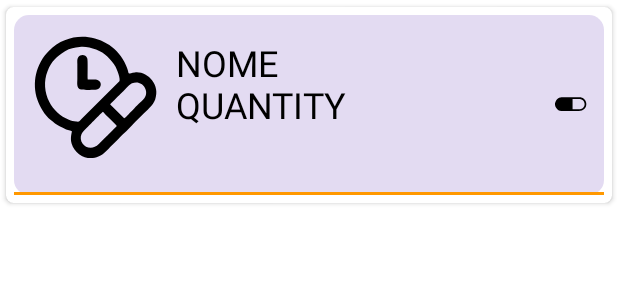
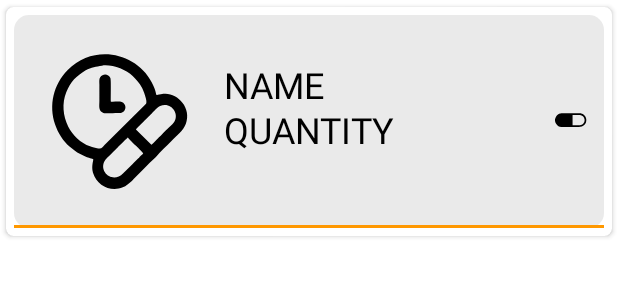
Before and after one commit to P00L/DIMA_2016, an Android app: the layout item_schedule.xml on its own in the app's theme, with its tools: preview values and no code run, on a phone screen of 412 x 824 dp. Shown: the top 300 px of the screen. Run offline under Robolectric (Android 15) with nearby library versions, the phone set to English and light mode, and no system bars.

Commit message:
sistemati item_doc/drug/schedule e colori di background

```diff
--- a/MySampleApp/app/src/main/res/drawable-hdpi/doc_item_shape.xml
+++ b/MySampleApp/app/src/main/res/drawable-hdpi/doc_item_shape.xml
@@ -1,5 +1,5 @@
 <?xml version="1.0" encoding="utf-8"?>
 <shape xmlns:android="http://schemas.android.com/apk/res/android" android:shape="rectangle">
-    <solid android:color="@color/doc_item_col" ></solid>
+    <solid android:color="@color/instructions_list_border_color" ></solid>
     <corners android:radius="15px"></corners>
 </shape>
--- a/MySampleApp/app/src/main/res/drawable-hdpi/drug_item_shape.xml
+++ b/MySampleApp/app/src/main/res/drawable-hdpi/drug_item_shape.xml
@@ -1,5 +1,5 @@
 <?xml version="1.0" encoding="utf-8"?>
 <shape xmlns:android="http://schemas.android.com/apk/res/android" android:shape="rectangle">
-    <solid android:color="@color/drug_item_col" ></solid>
+    <solid android:color="@color/instructions_list_border_color" ></solid>
     <corners android:radius="15px"></corners>
 </shape>
--- a/MySampleApp/app/src/main/res/drawable-hdpi/schedule_item_shape.xml
+++ b/MySampleApp/app/src/main/res/drawable-hdpi/schedule_item_shape.xml
@@ -1,5 +1,5 @@
 <?xml version="1.0" encoding="utf-8"?>
 <shape xmlns:android="http://schemas.android.com/apk/res/android" android:shape="rectangle">
-    <solid android:color="@color/schedule_item_col" ></solid>
+    <solid android:color="@color/instructions_list_border_color" ></solid>
     <corners android:radius="15px"></corners>
 </shape>
--- a/MySampleApp/app/src/main/res/layout/drug_choice.xml
+++ b/MySampleApp/app/src/main/res/layout/drug_choice.xml
@@ -5,6 +5,7 @@
     xmlns:app="http://schemas.android.com/apk/res-auto"
     android:layout_width="match_parent"
     android:layout_height="match_parent">
+
 
     <AutoCompleteTextView xmlns:android="http://schemas.android.com/apk/res/android"
         android:id="@+id/autocomplete_drug"
--- a/MySampleApp/app/src/main/res/layout/item_schedule.xml
+++ b/MySampleApp/app/src/main/res/layout/item_schedule.xml
@@ -13,13 +13,15 @@
         android:layout_margin="5dp"
         android:background="@drawable/schedule_item_shape">
 
-        <ImageView
+        <de.hdodenhof.circleimageview.CircleImageView
+            xmlns:app="http://schemas.android.com/apk/res-auto"
             android:id="@+id/icon_ID"
-            android:layout_width="108dp"
-            android:layout_height="108dp"
+            android:layout_width="120dp"
+            android:layout_height="120dp"
+            android:layout_marginTop="10dp"
+            android:layout_marginLeft="10dp"
             android:layout_alignParentLeft="true"
-            android:maxHeight="100dp"
-            android:maxWidth="100dp"
+            app:civ_fill_color="@color/colorAccent"
             android:src="@drawable/schedule"/>
 
         <TextView
@@ -27,8 +29,11 @@
             android:layout_width="match_parent"
             android:layout_height="wrap_content"
             android:layout_toEndOf="@+id/icon_ID"
-            android:text="NOME"
-            android:layout_marginTop="15dp"
+            android:text="NAME"
+            android:layout_marginTop="30dp"
+            android:layout_marginLeft="10dp"
+            android:singleLine="true"
+            android:layout_toStartOf="@+id/active_image_button"
             android:textColor="@android:color/black"
             android:textSize="24sp" />
 
@@ -37,8 +42,11 @@
             android:layout_width="match_parent"
             android:layout_height="wrap_content"
             android:layout_toEndOf="@+id/icon_ID"
-            android:layout_centerInParent="true"
             android:text="QUANTITY"
+            android:layout_marginTop="60dp"
+            android:layout_marginLeft="10dp"
+            android:singleLine="true"
+            android:layout_toStartOf="@+id/active_image_button"
             android:textColor="@android:color/black"
             android:textSize="24sp" />
 
--- a/MySampleApp/app/src/main/res/values/colors.xml
+++ b/MySampleApp/app/src/main/res/values/colors.xml
@@ -14,7 +14,7 @@
     <color name="nav_drawer_no_user_background">#AAAAAA</color>
     <color name="dark_content_text">#333333</color>
     <color name="sign_in_separator_color">#DDDDDD</color>
-    <color name="instructions_list_border_color">#FFDDDDDD</color>
+    <color name="instructions_list_border_color">#99DDDDDD</color>
     <color name="input_error_color">#af1212</color>
     <color name="photo_tint">#7f101010</color>
     <color name="red">#c71212</color>
```
Also changed, not shown: MySampleApp/app/src/main/res/layout/item_doc.xml (+14 -5 lines), MySampleApp/app/src/main/res/layout/item_drug.xml (+14 -7 lines).
